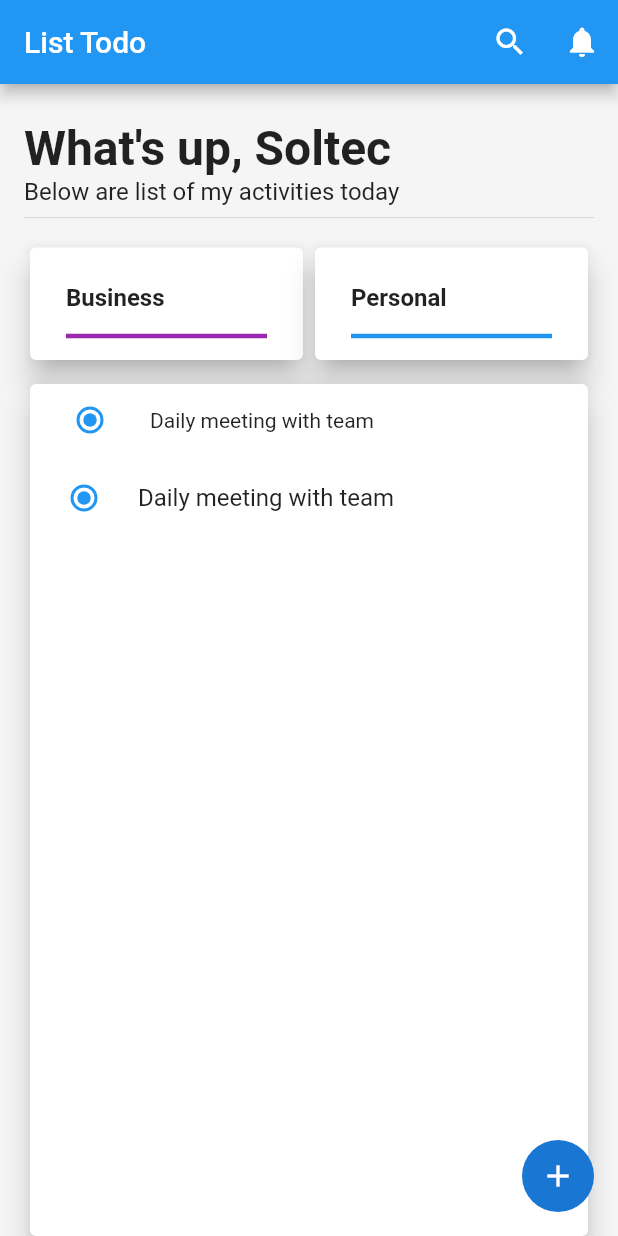
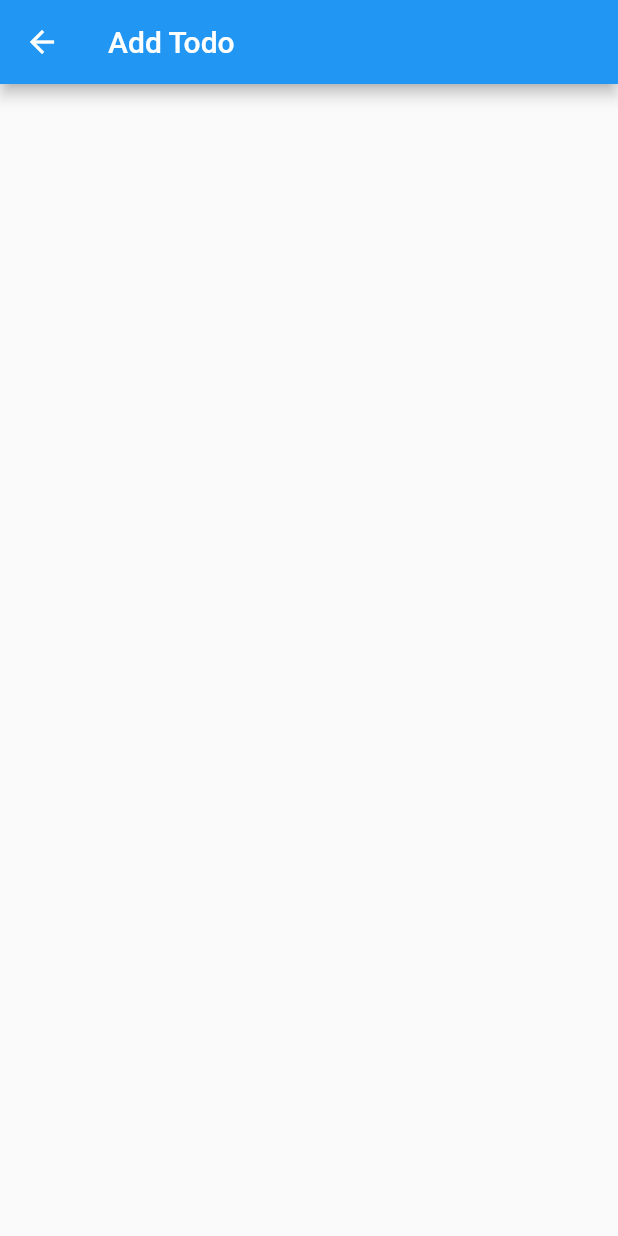
Before and after one commit to soltecengr/todos, a Flutter app: the screen it shows after launch, after a tap on the "add" icon, on a phone screen of 412 x 824 dp. Run offline on Flutter 3.47's test engine with Material 2 defaults, Android fonts, the phone set to English and light mode, and no system bars.

Commit message:
finish the list todo layout

```diff
--- /dev/null
+++ b/lib/add_todo.dart
@@ -0,0 +1,16 @@
+import 'package:flutter/material.dart';
+
+class AddTodo extends StatelessWidget {
+  const AddTodo({super.key});
+
+  @override
+  Widget build(BuildContext context) {
+    return Scaffold(
+      appBar: AppBar(
+        title: const Text('Add Todo'),
+        automaticallyImplyLeading: true,
+      ),
+      body: Container(),
+    );
+  }
+}
--- a/lib/main.dart
+++ b/lib/main.dart
@@ -1,4 +1,6 @@
 import 'package:flutter/material.dart';
+
+import 'add_todo.dart';
 
 void main() {
   runApp(const TodoApp());
@@ -112,28 +114,24 @@ class _ListTodoScreenState extends State<ListTodoScreen> {
                 ),
               ],
             ),
+            const SizedBox(height: 16),
+            const Text(' Today\'s Todo',
+                style: TextStyle(
+                  fontSize: 16,
+                  fontWeight: FontWeight.bold,
+                  color: Colors.black54,
+                )),
             const SizedBox(height: 8),
             Expanded(
-              child: Card(
-                margin: const EdgeInsets.fromLTRB(4, 4, 4, 0),
-                elevation: 8,
-                child: Container(
-                    width: double.infinity,
+              child: ListView.builder(
+                itemCount: 6,
+                itemBuilder: (BuildContext context, index) {
+                  return Card(
+                    margin: const EdgeInsets.fromLTRB(4, 4, 4, 4),
+                    elevation: 4,
                     child: Column(
                       crossAxisAlignment: CrossAxisAlignment.start,
                       children: [
-                        Row(
-                          children: [
-                            const SizedBox(width: 16),
-                            Radio(
-                              groupValue: null,
-                              onChanged: (Null? value) {},
-                              value: null,
-                            ),
-                            const SizedBox(width: 16),
-                            const Text('Daily meeting with team'),
-                          ],
-                        ),
                         RadioListTile(
                           title: const Text('Daily meeting with team'),
                           value: null,
@@ -141,7 +139,9 @@ class _ListTodoScreenState extends State<ListTodoScreen> {
                           onChanged: (val) {},
                         ),
                       ],
-                    )),
+                    ),
+                  );
+                },
               ),
             ),
           ],
@@ -150,7 +150,13 @@ class _ListTodoScreenState extends State<ListTodoScreen> {
       floatingActionButton: CircleAvatar(
         radius: 24.0,
         child: IconButton(
-          onPressed: () {},
+          onPressed: () {
+            Navigator.of(context).push(
+              MaterialPageRoute(
+                builder: (context) => const AddTodo(),
+              ),
+            );
+          },
           icon: const Icon(Icons.add),
         ),
       ),
```
Also changed, not shown: pubspec.yaml (+3 -4 lines), pubspec.lock, 1 other file.
